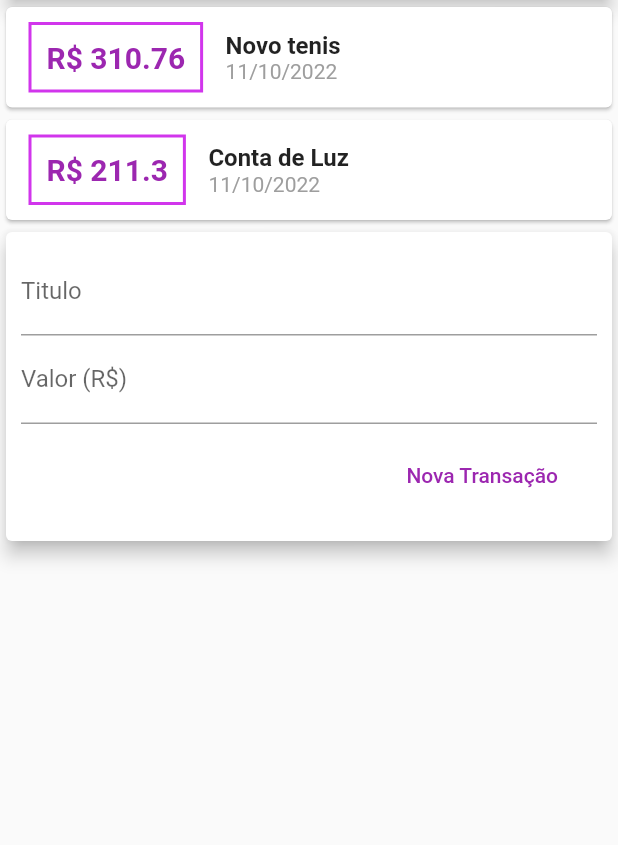
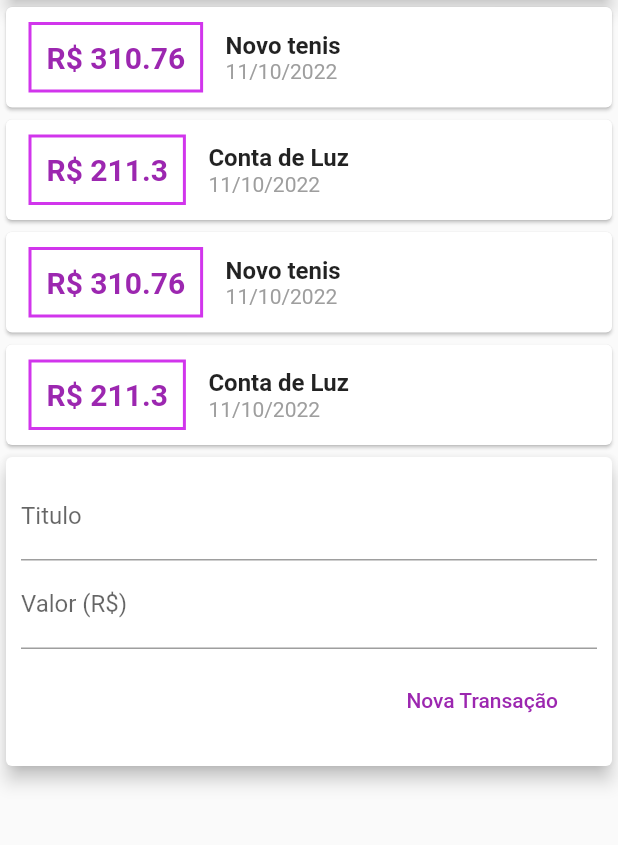
Before and after one commit to paulovictorbuenoflores/curso_flutter_completo, a Flutter app: the screen it shows after launch, on a phone screen of 412 x 824 dp, the part 119-964 px from its top. Run offline on Flutter 3.47's test engine with Material 2 defaults, Android fonts, the phone set to English and light mode, and no system bars.

Commit message:
Lista de rolagem SingleChildView

```diff
--- a/construindo_app_real_despesas_pessoais_4/expenses/lib/components/transaction_list.dart
+++ b/construindo_app_real_despesas_pessoais_4/expenses/lib/components/transaction_list.dart
@@ -12,7 +12,10 @@ class TransactionList extends StatelessWidget {
 
   @override
   Widget build(BuildContext context) {
-    return Column(
+    return Container(
+      height: 300,
+      child: SingleChildScrollView(
+        child: Column(
           children: _transactions.map((tr) {
             return Card(
               child: Row(
@@ -55,6 +58,8 @@ class TransactionList extends StatelessWidget {
               ),
             );
           }).toList(),
+        ),
+      ),
     );
   }
 }
--- a/construindo_app_real_despesas_pessoais_4/expenses/lib/components/transaction_user.dart
+++ b/construindo_app_real_despesas_pessoais_4/expenses/lib/components/transaction_user.dart
@@ -15,6 +15,66 @@ class TransactionUser extends StatefulWidget {
 
 class _TransactionUserState extends State<TransactionUser> {
   final _transactions = [
+    Transaction(
+      id: 't1',
+      title: 'Novo tenis',
+      value: 310.76,
+      date: DateTime.now(),
+    ),
+    Transaction(
+      id: "t2",
+      title: 'Conta de Luz',
+      value: 211.30,
+      date: DateTime.now(),
+    ),
+    Transaction(
+      id: 't1',
+      title: 'Novo tenis',
+      value: 310.76,
+      date: DateTime.now(),
+    ),
+    Transaction(
+      id: "t2",
+      title: 'Conta de Luz',
+      value: 211.30,
+      date: DateTime.now(),
+    ),
+    Transaction(
+      id: 't1',
+      title: 'Novo tenis',
+      value: 310.76,
+      date: DateTime.now(),
+    ),
+    Transaction(
+      id: "t2",
+      title: 'Conta de Luz',
+      value: 211.30,
+      date: DateTime.now(),
+    ),
+    Transaction(
+      id: 't1',
+      title: 'Novo tenis',
+      value: 310.76,
+      date: DateTime.now(),
+    ),
+    Transaction(
+      id: "t2",
+      title: 'Conta de Luz',
+      value: 211.30,
+      date: DateTime.now(),
+    ),
+    Transaction(
+      id: 't1',
+      title: 'Novo tenis',
+      value: 310.76,
+      date: DateTime.now(),
+    ),
+    Transaction(
+      id: "t2",
+      title: 'Conta de Luz',
+      value: 211.30,
+      date: DateTime.now(),
+    ),
     Transaction(
       id: 't1',
       title: 'Novo tenis',
```
Lines whose indentation alone changed are shown as unchanged.
